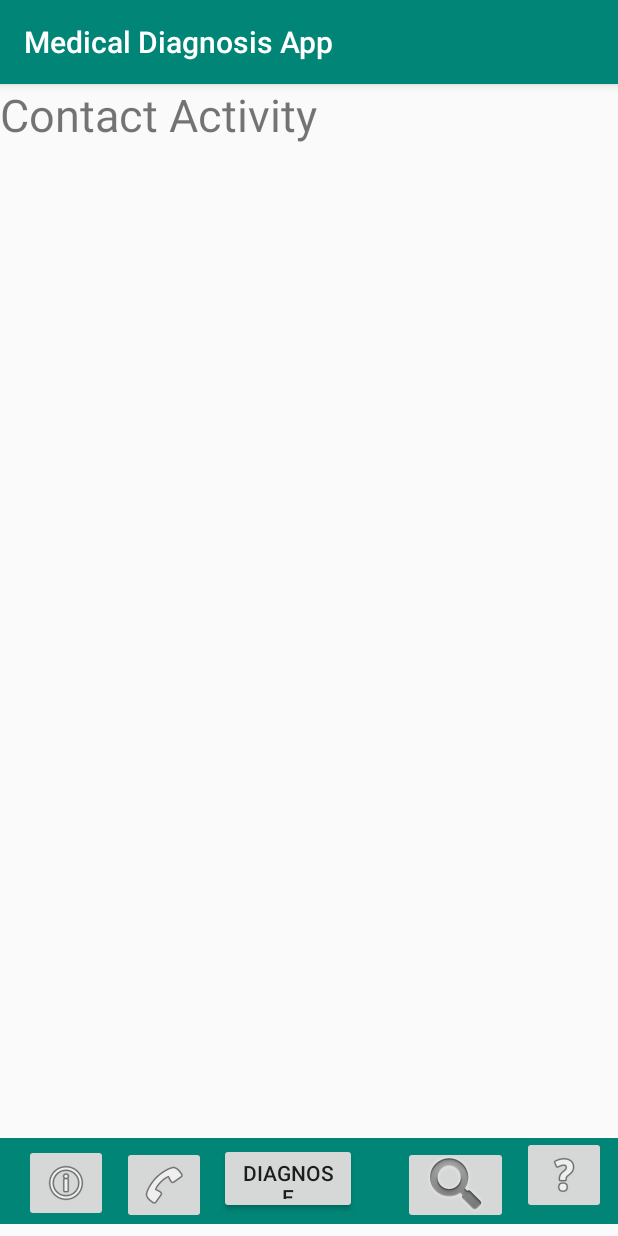
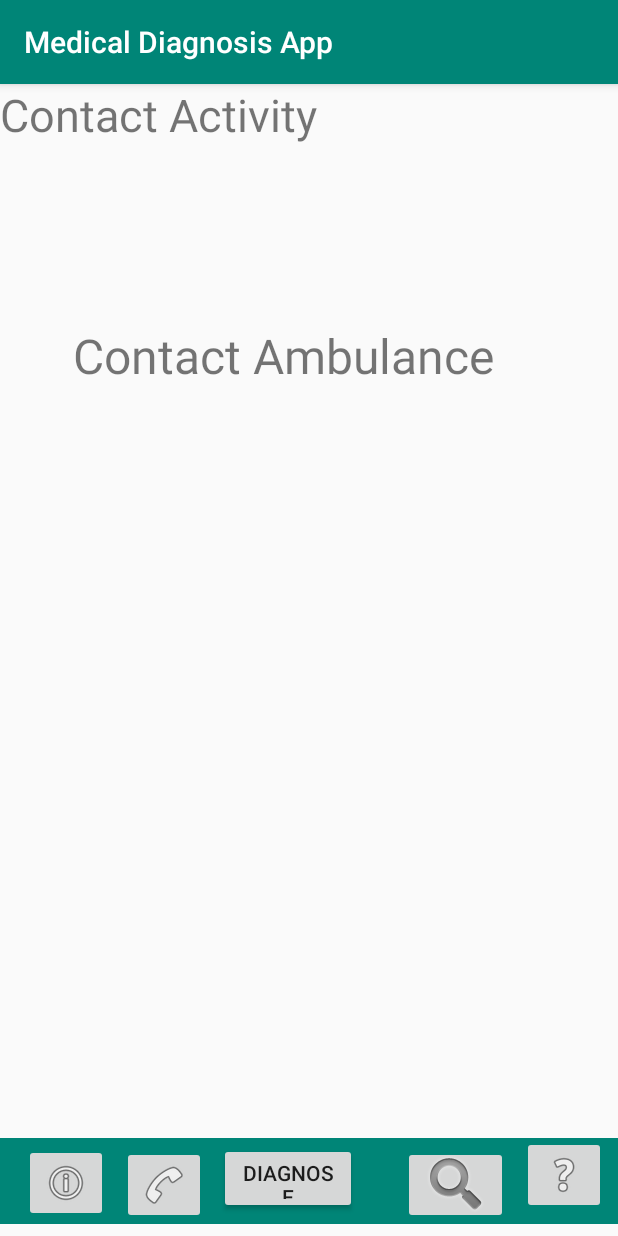
Before and after one commit to zuroh/MedicalDiagnosisApp, an Android app: the ContactActivity screen opened directly, with no data from a screen before it, on a phone screen of 412 x 824 dp. Run offline under Robolectric (Android 15) with nearby library versions, the phone set to English and light mode, and no system bars.

Commit message:
added call Amublance

```diff
--- a/app/src/main/AndroidManifest.xml
+++ b/app/src/main/AndroidManifest.xml
@@ -36,4 +36,6 @@
         </activity>
     </application>
 
+    //permission required by application
+    <uses-permission android:name="android.permission.CALL_PHONE"/>
 </manifest>
--- a/app/src/main/res/layout/activity_contact.xml
+++ b/app/src/main/res/layout/activity_contact.xml
@@ -113,11 +113,27 @@
     <TextView
         android:id="@+id/textView4"
         android:layout_width="221dp"
-        android:layout_height="225dp"
+        android:layout_height="55dp"
         android:text="Contact Activity"
         android:textSize="30sp"
-        tools:layout_editor_absoluteX="127dp"
+        tools:layout_editor_absoluteX="81dp"
         tools:layout_editor_absoluteY="116dp" />
+
+    <TextView
+        android:id="@+id/call_Ambulance"
+        android:layout_width="wrap_content"
+        android:layout_height="wrap_content"
+        android:layout_marginStart="8dp"
+        android:layout_marginLeft="8dp"
+        android:layout_marginTop="104dp"
+        android:layout_marginEnd="8dp"
+        android:layout_marginRight="8dp"
+        android:text="Contact Ambulance "
+        android:textSize="32dp"
+        app:layout_constraintEnd_toEndOf="parent"
+        app:layout_constraintHorizontal_bias="0.38"
+        app:layout_constraintStart_toStartOf="parent"
+        app:layout_constraintTop_toBottomOf="@+id/textView4" />
 
 
 </android.support.constraint.ConstraintLayout>
```
Also changed, not shown: app/src/main/java/com/example/medicaldiagnosisapp/ContactActivity.java (+40 -0 lines).
